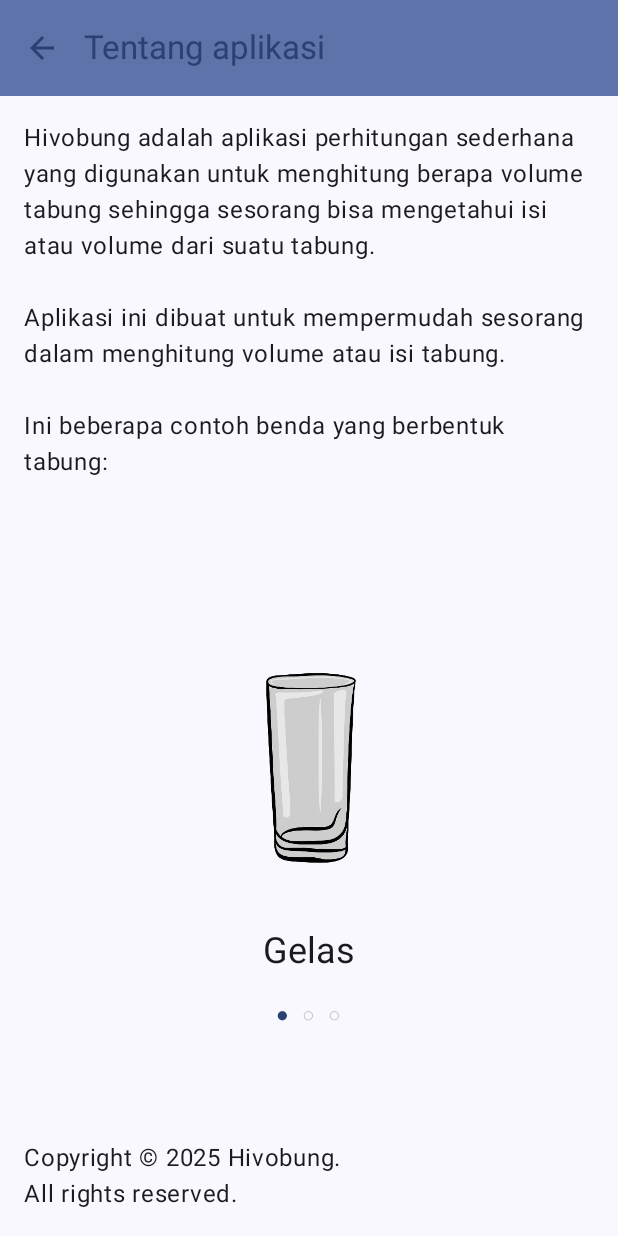
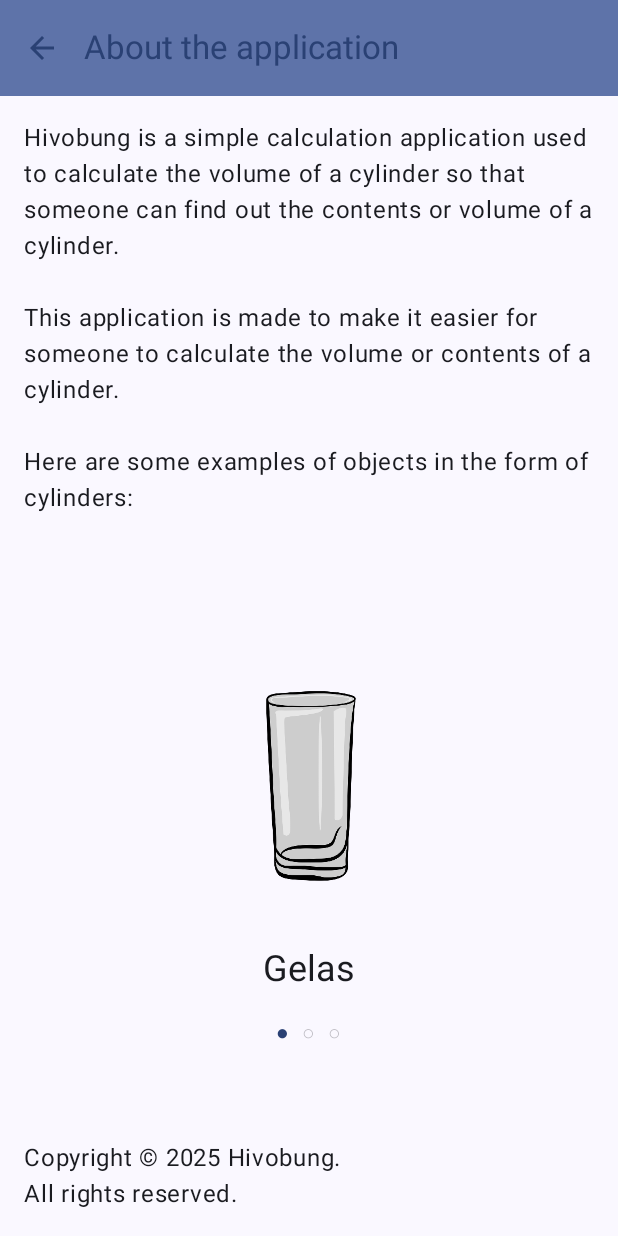
Before and after one commit to irvanmaulanaaa/assesment1mobpro, an Android app built with Jetpack Compose: the AboutScreen screen opened through its navigation route, on a phone screen of 412 x 824 dp. Run offline under Robolectric (Android 15) with nearby library versions, the phone set to English and light mode, and no system bars.

```diff
--- a/app/src/main/res/values/strings.xml
+++ b/app/src/main/res/values/strings.xml
@@ -1,26 +1,25 @@
 <resources>
     <string name="app_name">Hivobung</string>
-    <string name="intro">Ayo menghitung volume sebuah tabung!
-        Masukkan data berikut:</string>
     <string name="diameter">Diameter</string>
-    <string name="jarijari">Jari-jari</string>
-    <string name="tinggi">Tinggi</string>
-    <string name="hitung">Hitung</string>
-    <string name="teks">Volume tabung:</string>
     <string name="hasil">%1$.2f m³</string>
-    <string name="invalid">Tidak boleh kosong.</string>
     <string name="reset">Reset</string>
-    <string name="gambar">Gambar %1$s</string>
-    <string name="kembali">Kembali</string>
-    <string name="bagikan">Bagikan</string>
-    <string name="bagikan_template_diameter">Hasil perhitungan Volume tabung\n\nDiameter: %1$s m
-        \nTinggi: %2$s m\n\nHasil: %3$,.2f m³</string>
-    <string name="bagikan_template_jarijari">Hasil perhitungan Volume tabung\n\nJari-jari: %1$s m
-        \nTinggi: %2$s m\n\nHasil: %3$,.2f m³</string>
-    <string name="tentang_aplikasi">Tentang aplikasi</string>
-    <string name="keterangan">Hivobung adalah aplikasi perhitungan sederhana yang
-    digunakan untuk menghitung berapa volume tabung sehingga sesorang bisa mengetahui
-    isi atau volume dari suatu tabung.\n\nAplikasi ini dibuat untuk mempermudah sesorang
-    dalam menghitung volume atau isi tabung.\n\nIni beberapa contoh benda yang berbentuk tabung:</string>
+    <string name="gambar">Image %1$s</string>
+    <string name="kembali">Back</string>
+    <string name="bagikan">Share</string>
+    <string name="keterangan">Hivobung is a simple calculation application used to calculate the
+        volume of a cylinder so that someone can find out the contents or volume of a cylinder.
+        \n\nThis application is made to make it easier for someone to calculate the volume or
+        contents of a cylinder.\n\nHere are some examples of objects in the form of cylinders:</string>
     <string name="copyright">Copyright © 2025 Hivobung.\nAll rights reserved.</string>
+    <string name="tinggi">Height</string>
+    <string name="jarijari">Radius</string>
+    <string name="hitung">Count</string>
+    <string name="teks">Volume of the cylinder</string>
+    <string name="invalid">Cannot be empty.</string>
+    <string name="intro">Let\'s calculate the volume of a cylinder! Enter the following data:</string>
+    <string name="bagikan_template_jarijari">The result of calculating the volume of the cylinder
+        \n\nRadius: %1$s m\nHeight: %2$s m\n\nResult: %3$,.2f m³</string>
+    <string name="bagikan_template_diameter">The result of calculating the volume of the cylinder
+        \n\nDiameter: %1$s m\nHeight: %2$s m\n\nResult: %3$,.2f m³</string>
+    <string name="tentang_aplikasi">About the application</string>
 </resources>
```
Also changed, not shown: 1 other file.
